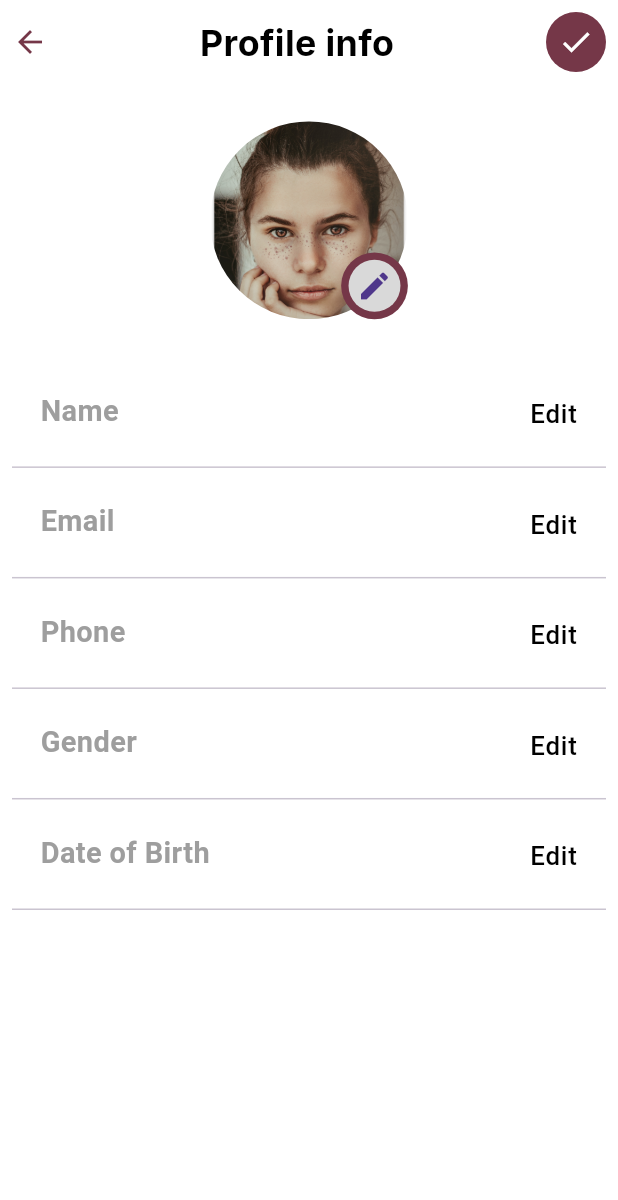
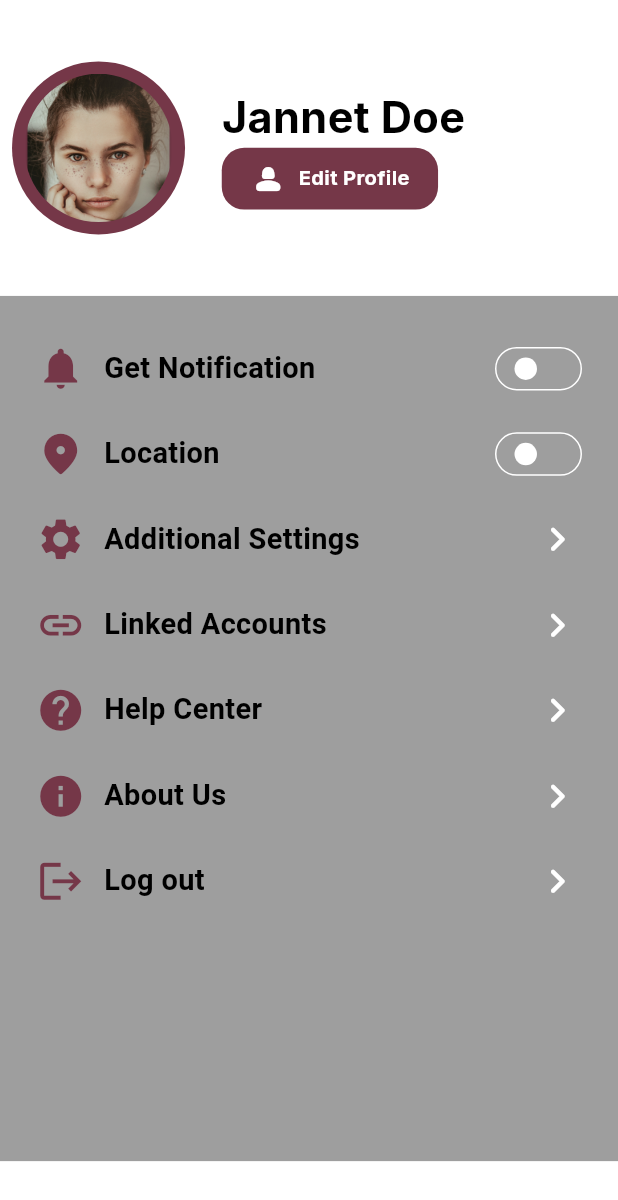
Before and after one commit to UmaraRana1122/DatingApp, a Flutter app: the screen it shows after launch, on a phone screen of 412 x 824 dp. Shown: the top 1200 px of the screen. Run offline on Flutter 3.47's test engine with Material 3 defaults, Android fonts, the phone set to English and light mode, and no system bars; drawn by our look-alikes of flutter_switch; our stand-ins replace cloud_firestore, firebase_auth, firebase_storage, flutter_easyloading, flutter_image_compress, flutter_svg and 7 more; accounts and stored records are empty.

Commit message:
new update

```diff
--- a/lib/controller/auth_controller.dart
+++ b/lib/controller/auth_controller.dart
@@ -23,6 +23,8 @@ class AuthController extends GetxController {
     "Femal",
     "Anyone",
   ];
+  bool isUserAuthorized = false;
+
 
   suggestName() async {
     if (currentUser.userName == "") {
--- a/lib/main.dart
+++ b/lib/main.dart
@@ -1,4 +1,4 @@
-import 'package:datingapp/screens/home_screens/profile_screen.dart';
+import 'package:datingapp/screens/home_screens/profile_info.dart';
 
 import 'package:flutter/material.dart';
 import 'package:get/get.dart';
@@ -38,7 +38,7 @@ class MyApp extends StatelessWidget {
       builder: (context, orientation, screenType) {
         return GetMaterialApp(
           debugShowCheckedModeBanner: false,
-          home: ProfileScreen(
+          home: ProfileInfoScreen(
               // verificationId: '',
               ),
           // builder: EasyLoading.init(),
--- /dev/null
+++ b/lib/screens/home_screens/profile_info.dart
@@ -0,0 +1,122 @@
+import 'package:datingapp/widget/setting.dart';
+import 'package:datingapp/widget/switch.dart';
+import 'package:datingapp/widget/text_widget.dart';
+import 'package:flutter/material.dart';
+import 'package:get/get.dart';
+import 'package:responsive_sizer/responsive_sizer.dart';
+
+import '../../controller/auth_controller.dart';
+
+class ProfileInfoScreen extends StatelessWidget {
+  const ProfileInfoScreen({super.key});
+
+  @override
+  Widget build(BuildContext context) {
+    return GetBuilder<AuthController>(
+        init: AuthController(),
+        builder: (AuthController _) => Scaffold(
+            backgroundColor: Colors.white,
+            body: Column(
+              crossAxisAlignment: CrossAxisAlignment.start,
+              children: [
+                SizedBox(
+                  height: 4.h,
+                ),
+                Row(
+                  children: [
+                    Padding(
+                      padding: const EdgeInsets.all(8.0),
+                      child: CircleAvatar(
+                        radius: 7.h,
+                        backgroundColor: Color(0xff753748),
+                        child: CircleAvatar(
+                          backgroundColor: Colors.transparent,
+                          radius: 6.h,
+                          backgroundImage: AssetImage(
+                            'assets/images/2.png',
+                          ),
+                        ),
+                      ),
+                    ),
+                    SizedBox(
+                      width: 4.w,
+                    ),
+                    Column(
+                      crossAxisAlignment: CrossAxisAlignment.start,
+                      children: [
+                        text_widget("Jannet Doe", fontSize: 22.sp),
+                        Container(
+                          height: 5.h,
+                          width: 35.w,
+                          decoration: BoxDecoration(
+                              color: Color(0xff753748),
+                              borderRadius: BorderRadius.circular(15)),
+                          child: Row(
+                            mainAxisAlignment: MainAxisAlignment.center,
+                            children: [
+                              Icon(
+                                Icons.person_2_rounded,
+                                color: Colors.white,
+                              ),
+                              SizedBox(
+                                width: 2.w,
+                              ),
+                              text_widget("Edit Profile",
+                                  fontSize: 15.sp, color: Colors.white)
+                            ],
+                          ),
+                        )
+                      ],
+                    )
+                  ],
+                ),
+                SizedBox(
+                  height: 4.h,
+                ),
+                Container(
+                    height: 70.h,
+                    width: 100.w,
+                    decoration: BoxDecoration(
+                      color: Colors.grey,
+                    ),
+                    child: Padding(
+                      padding: const EdgeInsets.symmetric(
+                          horizontal: 12, vertical: 20),
+                      child: Column(
+                        children: [
+                          switchWidget(_.isUserAuthorized, "Get Notification",
+                              Icons.notifications),
+                          switchWidget(_.isUserAuthorized, "Location",
+                              Icons.location_on_rounded),
+                          settingWidget(
+                            _.isUserAuthorized,
+                            "Additional Settings",
+                            Icons.settings,
+                          ),
+                          settingWidget(
+                            _.isUserAuthorized,
+                            "Linked Accounts",
+                            Icons.link,
+                          ),
+                          settingWidget(
+                            _.isUserAuthorized,
+                            "Help Center",
+                            Icons.help,
+                          ),
+                          settingWidget(
+                            _.isUserAuthorized,
+                            "About Us",
+                            Icons.info,
+                          ),
+                          settingWidget(
+                            _.isUserAuthorized,
+                            "Log out",
+                            Icons.logout,
+                          ),
+                        ],
+                      ),
+                    ))
+              ],
+            )));
+  }
+}
--- /dev/null
+++ b/lib/widget/setting.dart
@@ -0,0 +1,40 @@
+import 'package:flutter/material.dart';
+import 'package:responsive_sizer/responsive_sizer.dart';
+
+Widget settingWidget(
+  bool isUserAuthorized,
+  String text,
+  IconData icon,
+) {
+  return StatefulBuilder(
+    builder: (BuildContext context, setState) {
+      return Padding(
+        padding: const EdgeInsets.all(12.0),
+        child: Row(
+          mainAxisAlignment: MainAxisAlignment.spaceBetween,
+          children: [
+            Icon(
+              icon,
+              color: Color(0xff753748),
+              size: 4.h,
+            ),
+            SizedBox(
+              width: 3.w,
+            ),
+            Text(text,
+                style: TextStyle(
+                    fontWeight: FontWeight.w600,
+                    fontSize: 18.sp,
+                    color: Colors.black)),
+            Spacer(),
+            Icon(
+              Icons.keyboard_arrow_right_rounded,
+              color: Colors.white,
+              size: 4.h,
+            )
+          ],
+        ),
+      );
+    },
+  );
+}
--- /dev/null
+++ b/lib/widget/switch.dart
@@ -0,0 +1,63 @@
+import 'package:flutter/material.dart';
+import 'package:flutter_switch/flutter_switch.dart';
+import 'package:responsive_sizer/responsive_sizer.dart';
+
+Widget switchWidget(bool isUserAuthorized, String text, IconData icon) {
+  return StatefulBuilder(
+    builder: (BuildContext context, setState) {
+      return Padding(
+        padding: const EdgeInsets.all(12.0),
+        child: Row(
+          mainAxisAlignment: MainAxisAlignment.spaceBetween,
+          children: [
+            Icon(
+              icon,
+              color: Color(0xff753748),
+              size: 4.h,
+            ),
+            SizedBox(
+              width: 3.w,
+            ),
+            Text(text,
+                style: TextStyle(
+                    fontWeight: FontWeight.w600,
+                    fontSize: 18.sp,
+                    color: Colors.black)),
+            Spacer(),
+            FlutterSwitch(
+              height: 29,
+              width: 58.0,
+              toggleSize: 35.0,
+              value: isUserAuthorized,
+              borderRadius: 20.0,
+              padding: 2,
+              activeToggleColor: Colors.transparent,
+              inactiveToggleColor: Colors.transparent,
+              activeSwitchBorder: Border.all(
+                color: Colors.transparent,
+                width: 0.0,
+              ),
+              inactiveSwitchBorder: Border.all(
+                color: Colors.white,
+                width: 1.0,
+              ),
+              activeColor: Color(0xff753748),
+              inactiveColor: Colors.grey,
+              activeIcon: CircleAvatar(
+                backgroundColor: Colors.white,
+              ),
+              inactiveIcon: CircleAvatar(
+                backgroundColor: Colors.white,
+              ),
+              onToggle: (val) {
+                setState(() {
+                  isUserAuthorized = val;
+                });
+              },
+            )
+          ],
+        ),
+      );
+    },
+  );
+}
--- a/pubspec.yaml
+++ b/pubspec.yaml
@@ -52,6 +52,7 @@ dependencies:
   crypto:
   firebase_core: ^2.24.2
   image_picker: ^1.0.7
+  flutter_switch: ^0.3.2
 
 
 
```
Also changed, not shown: pubspec.lock.
